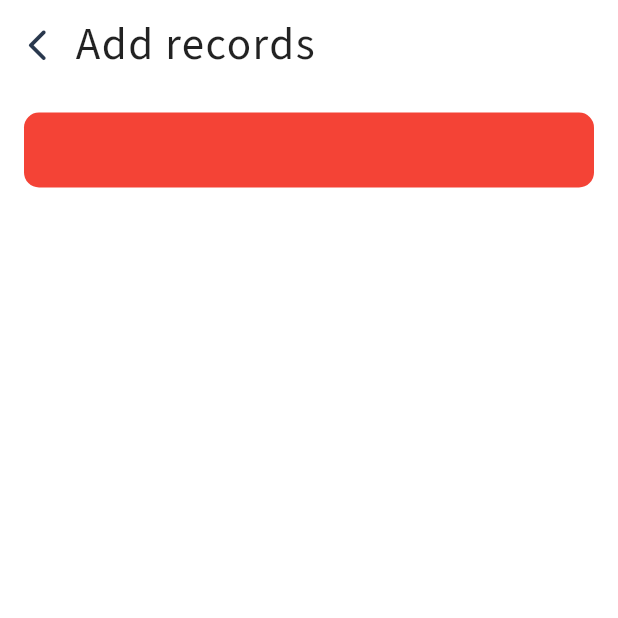
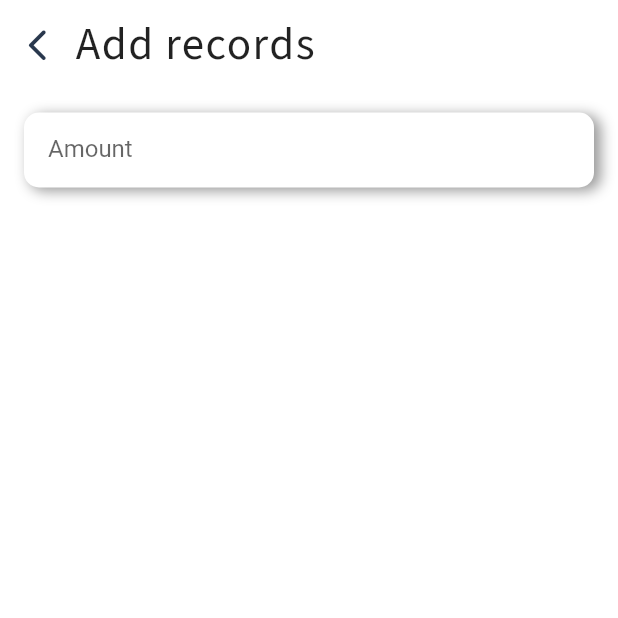
Before and after one commit to aexces/mong, a Flutter app: the CrudPage screen opened by its route, on a phone screen of 412 x 824 dp, the top half of it. Run offline on Flutter 3.47's test engine with Material 2 defaults, Android fonts, the phone set to English and light mode, and no system bars; our stand-ins replace auto_route, bloc, curved_navigation_bar, flutter_bloc, freezed_annotation, get_it and 3 more; accounts and stored records are empty.

Commit message:
export seperated

```diff
--- a/lib/core/constants.dart
+++ b/lib/core/constants.dart
@@ -1,4 +1,5 @@
 import 'package:flutter/cupertino.dart';
+import 'package:mong/core/colors.dart';
 
 const defaultPadding = 16.0;
 const recordsDatabase = "RECORDS-DATABASE";
@@ -22,4 +23,13 @@ const kWidth20 = SizedBox(width: 20);
 final kBorderRadius10 = BorderRadius.circular(10);
 final kBorderRadius20 = BorderRadius.circular(20);
 
-//*Padding
+//*Shadow
+final kBoxShadow = BoxShadow(
+  color: kBlackColor.withOpacity(0.4),
+  blurRadius: 7, // soften the shadow
+  spreadRadius: 0.2, //extend the shadow
+  offset: const Offset(
+    4, // Move to right 10  horizontally
+    2, // Move to bottom 10 Vertically
+  ),
+);
--- /dev/null
+++ b/lib/core/core.dart
@@ -0,0 +1,2 @@
+export 'constants.dart';
+export 'colors.dart';
--- a/lib/presentation/pages/crud/crud_page.dart
+++ b/lib/presentation/pages/crud/crud_page.dart
@@ -1,6 +1,6 @@
 import 'package:flutter/material.dart';
-import 'package:mong/core/colors.dart';
-import 'package:mong/core/constants.dart';
+import 'package:mong/core/core.dart';
+import 'package:mong/presentation/pages/crud/widgets/amount_text_field.dart';
 import 'package:mong/presentation/widgets/main_heading.dart';
 import 'package:mong/presentation/widgets/new_back_button.dart';
 
@@ -13,7 +13,7 @@ class CrudPage extends StatelessWidget {
       body: SafeArea(
         child: Padding(
           padding: const EdgeInsets.symmetric(vertical: 05),
-          child: ListView(
+          child: Column(
             children: [
               Row(
                 children: const [
@@ -25,15 +25,8 @@ class CrudPage extends StatelessWidget {
               Padding(
                 padding: const EdgeInsets.symmetric(horizontal: defaultPadding),
                 child: Column(
-                  children: [
-                    Container(
-                      height: 50,
-                      width: double.infinity,
-                      decoration: BoxDecoration(
-                        color: kRedColor,
-                        borderRadius: kBorderRadius10,
-                      ),
-                    ),
+                  children: const [
+                    AmountTextField(),
                   ],
                 ),
               )
--- /dev/null
+++ b/lib/presentation/pages/crud/widgets/amount_text_field.dart
@@ -0,0 +1,30 @@
+import 'package:flutter/material.dart';
+import 'package:mong/core/core.dart';
+
+class AmountTextField extends StatelessWidget {
+  const AmountTextField({
+    Key? key,
+  }) : super(key: key);
+
+  @override
+  Widget build(BuildContext context) {
+    return Container(
+      height: 50,
+      width: double.infinity,
+      padding: const EdgeInsets.symmetric(
+        horizontal: defaultPadding,
+      ),
+      decoration: BoxDecoration(
+        color: kWhiteColor,
+        borderRadius: kBorderRadius10,
+        boxShadow: [kBoxShadow],
+      ),
+      child: TextFormField(
+        decoration: const InputDecoration(
+          border: InputBorder.none,
+          hintText: "Amount",
+        ),
+      ),
+    );
+  }
+}
--- a/lib/presentation/pages/main/main_page.dart
+++ b/lib/presentation/pages/main/main_page.dart
@@ -2,7 +2,6 @@ import 'package:auto_route/auto_route.dart';
 import 'package:flutter/material.dart';
 import 'package:flutter_bloc/flutter_bloc.dart';
 import 'package:mong/application/main/main_bloc.dart';
-import 'package:mong/presentation/pages/crud/crud_page.dart';
 import 'package:mong/presentation/pages/main/widgets/curved_bar.dart';
 import 'package:mong/presentation/pages/main/widgets/lists.dart';
 import 'package:mong/presentation/router/app_router.gr.dart';
--- a/lib/presentation/pages/record/widgets/transactions.dart
+++ b/lib/presentation/pages/record/widgets/transactions.dart
@@ -1,7 +1,5 @@
 import 'package:flutter/material.dart';
-
-import '../../../../core/colors.dart';
-import '../../../../core/constants.dart';
+import 'package:mong/core/core.dart';
 import 'transactions_list.dart';
 
 class Transactions extends StatelessWidget {
--- a/lib/presentation/pages/record/widgets/transactions_card.dart
+++ b/lib/presentation/pages/record/widgets/transactions_card.dart
@@ -1,7 +1,6 @@
 import 'package:flutter/material.dart';
+import 'package:mong/core/core.dart';
 
-import '../../../../core/colors.dart';
-import '../../../../core/constants.dart';
 import '../../../../data/record_data.dart';
 
 class TransactionsCard extends StatelessWidget {
--- a/lib/presentation/widgets/default_button.dart
+++ b/lib/presentation/widgets/default_button.dart
@@ -1,7 +1,5 @@
 import 'package:flutter/material.dart';
-import 'package:mong/core/colors.dart';
-
-import '../../core/constants.dart';
+import 'package:mong/core/core.dart';
 
 class DefaultButton extends StatelessWidget {
   const DefaultButton({
```
